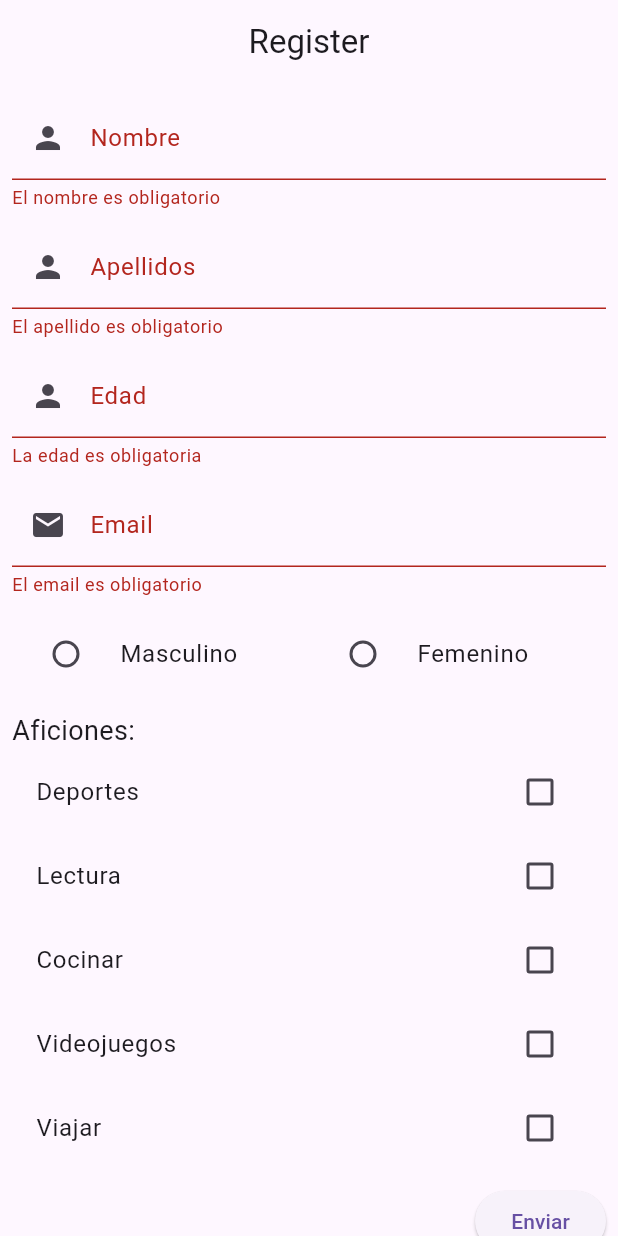
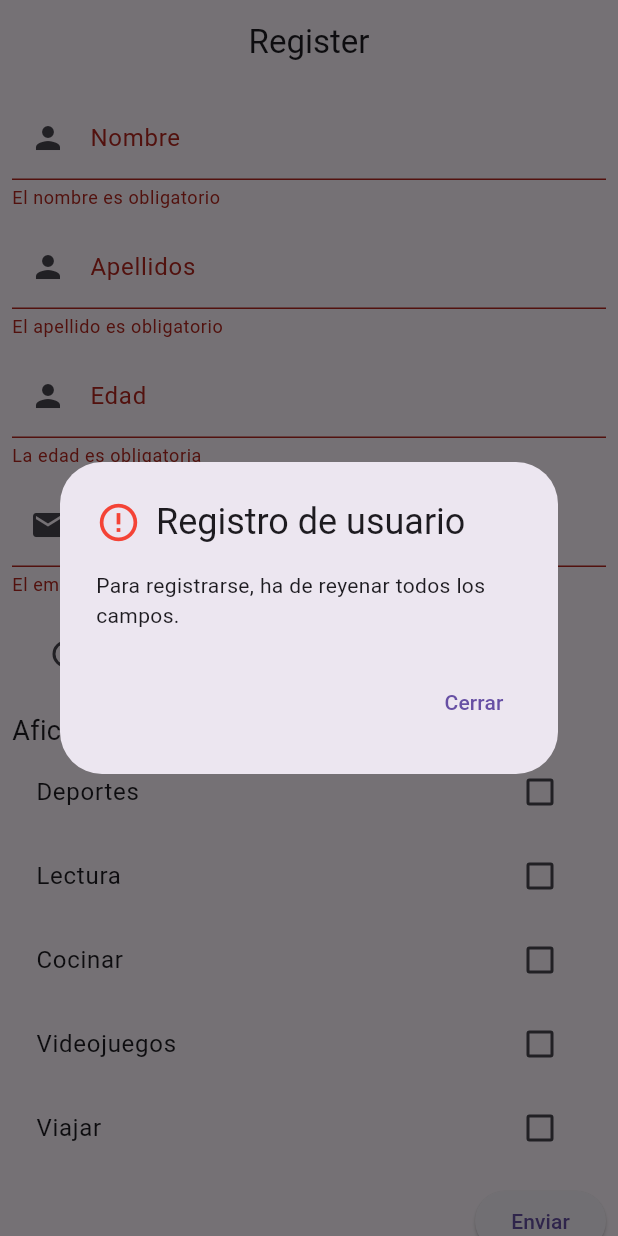
Before and after one commit to sergicasanova/2DAM_PMDM_Estacio, a Flutter app: the screen it shows after launch, after a tap on "Enviar", on a phone screen of 412 x 824 dp. Run offline on Flutter 3.47's test engine with Material 3 defaults, Android fonts, the light colour scheme and no system bars.

Commit message:
Implementacion de ventanas de dialogo y mostrar usuario por dialogo

```diff
--- /dev/null
+++ b/fomulario_2_revisado/lib/widgets/dialog_alert_widget.dart
@@ -0,0 +1,69 @@
+import 'package:flutter/material.dart';
+import 'package:flutter_application_1/widgets/dialog_usuario_registrado.dart';
+import 'package:flutter_application_1/widgets/infraestructure/models/usuario.dart';
+
+class DialogAlertWidget extends StatelessWidget {
+  final bool resultado;
+  final Usuario? usuario;
+  const DialogAlertWidget(
+      {super.key, required this.resultado, required this.usuario});
+
+  @override
+  Widget build(BuildContext context) {
+    String textoCentral = resultado
+        ? "Desea registrar el usuario?"
+        : "Para registrarse, ha de reyenar todos los campos.";
+    IconData icono =
+        resultado ? Icons.check_circle_outline : Icons.error_outline;
+    Color colorIcono = resultado ? Colors.green : Colors.red;
+
+    return AlertDialog(
+      title: Row(
+        children: [
+          Icon(icono, color: colorIcono, size: 30),
+          const SizedBox(width: 10),
+          const Text("Registro de usuario"),
+        ],
+      ),
+      content: Text(textoCentral),
+      actions: <Widget>[
+        if (resultado) ...[
+          TextButton(
+            onPressed: () {
+              // Acciones para continuar registrando
+              Navigator.pop(context, 'Continuar');
+              _mostrarDialogoUsuarioRegistrado(context, usuario);
+            },
+            child: const Text('Continuar'),
+          ),
+          TextButton(
+            onPressed: () {
+              // Acciones para volver a la pantalla anterior
+              Navigator.pop(context, 'Volver');
+            },
+            child: const Text('Volver'),
+          ),
+        ] else ...[
+          /* ...[ estás indicando que deseas expandir el contenido de la lista que sigue.
+        En lugar de agregar la lista como un solo elemento*/
+          TextButton(
+            onPressed: () {
+              Navigator.pop(context);
+            },
+            child: const Text('Cerrar'),
+          ),
+        ],
+      ],
+    );
+  }
+
+  Future<void> _mostrarDialogoUsuarioRegistrado(
+      BuildContext context, Usuario? usuario) async {
+    await showDialog<void>(
+      context: context,
+      builder: (BuildContext context) {
+        return DialogUsuarioRegistrado(usuario: usuario);
+      },
+    );
+  }
+}
--- /dev/null
+++ b/fomulario_2_revisado/lib/widgets/dialog_usuario_registrado.dart
@@ -0,0 +1,41 @@
+import 'package:flutter/material.dart';
+import 'package:flutter_application_1/widgets/infraestructure/models/usuario.dart';
+
+class DialogUsuarioRegistrado extends StatelessWidget {
+  final Usuario? usuario;
+  const DialogUsuarioRegistrado({super.key, required this.usuario});
+
+  @override
+  Widget build(BuildContext context) {
+    IconData icono = Icons.check_circle_outline;
+    Color colorIcono = Colors.green;
+
+    return AlertDialog(
+        title: Row(
+          children: [
+            Icon(icono, color: colorIcono, size: 30),
+            const SizedBox(width: 10),
+            const Text("Usuario Registrado"),
+          ],
+        ),
+        content: Column(
+          mainAxisSize: MainAxisSize.min,
+          children: [
+            Text("Nombre: ${usuario?.nombre}"),
+            Text("Apellidos: ${usuario?.apellidos}"),
+            Text("Edad: ${usuario?.edad}"),
+            Text("Email: ${usuario?.correo}"),
+            Text("Sexo: ${usuario?.sexo}"),
+            Text("Aficiones: ${usuario?.aficiones.join(', ')}"),
+          ],
+        ),
+        actions: <Widget>[
+          TextButton(
+            onPressed: () {
+              Navigator.pop(context, 'Continuar');
+            },
+            child: const Text('Continuar'),
+          ),
+        ]);
+  }
+}
--- a/fomulario_2_revisado/lib/widgets/form_register.dart
+++ b/fomulario_2_revisado/lib/widgets/form_register.dart
@@ -1,5 +1,6 @@
 import 'package:flutter/material.dart';
 import 'package:flutter_application_1/widgets/infraestructure/models/usuario.dart';
+import 'package:flutter_application_1/widgets/dialog_alert_widget.dart';
 
 class FormRegister extends StatefulWidget {
   const FormRegister({super.key});
@@ -26,13 +27,6 @@ class _FormRegisterState extends State<FormRegister> {
     'Viajar'
   ];
   final List<bool> _aficionesSeleccionadas = List.generate(5, (_) => false);
-
-  String? _validarSexo() {
-    if (_sexoSeleccionado == null) {
-      return 'Por favor, selecciona un sexo';
-    }
-    return null;
-  }
 
   @override
   void dispose() {
@@ -177,11 +171,13 @@ class _FormRegisterState extends State<FormRegister> {
                           content:
                               Text("Debes seleccionar al menos una afición")),
                     );
-                  } else if (_validarSexo() == null) {
+                    _mostrarAlerta(false);
+                  } else if (_sexoSeleccionado == null) {
                     ScaffoldMessenger.of(context).showSnackBar(
                       const SnackBar(
                           content: Text("Debes seleccionar el sexo")),
                     );
+                    _mostrarAlerta(false);
                   } else {
                     final usuario = Usuario(
                       nombre: _nombreController.text,
@@ -201,20 +197,22 @@ class _FormRegisterState extends State<FormRegister> {
                       const SnackBar(content: Text("Usuario registrado")),
                     );
 
-                    print(usuario); // Mostrar el usuario en consola
+                    _mostrarAlerta(true, usuario);
 
                     // Limpiar los campos después de enviar
-                    _nombreController.clear();
-                    _apellidosController.clear();
-                    _edadController.clear();
-                    _correoController.clear();
-                    _sexoSeleccionado = null;
-                    _aficionesSeleccionadas.fillRange(
-                        0, _aficionesSeleccionadas.length, false);
+                    // _nombreController.clear();
+                    // _apellidosController.clear();
+                    // _edadController.clear();
+                    // _correoController.clear();
+                    // _sexoSeleccionado = null;
+                    // _aficionesSeleccionadas.fillRange(
+                    //     0, _aficionesSeleccionadas.length, false);
 
                     // Forzar la actualización de la interfaz
                     setState(() {});
                   }
+                } else {
+                  _mostrarAlerta(false);
                 }
               },
               child: const Text('Enviar'),
@@ -224,4 +222,16 @@ class _FormRegisterState extends State<FormRegister> {
       ),
     );
   }
+
+  Future<String?> _mostrarAlerta(bool resultado, [Usuario? usuario]) async {
+    return await showDialog<String>(
+      context: context,
+      builder: (BuildContext context) {
+        return DialogAlertWidget(
+          resultado: resultado,
+          usuario: usuario,
+        );
+      },
+    );
+  }
 }
--- a/fomulario_2_revisado/lib/widgets/widgets.dart
+++ b/fomulario_2_revisado/lib/widgets/widgets.dart
@@ -1 +1,3 @@
 export 'form_register.dart';
+export 'dialog_alert_widget.dart';
+export 'dialog_usuario_registrado.dart';
```
